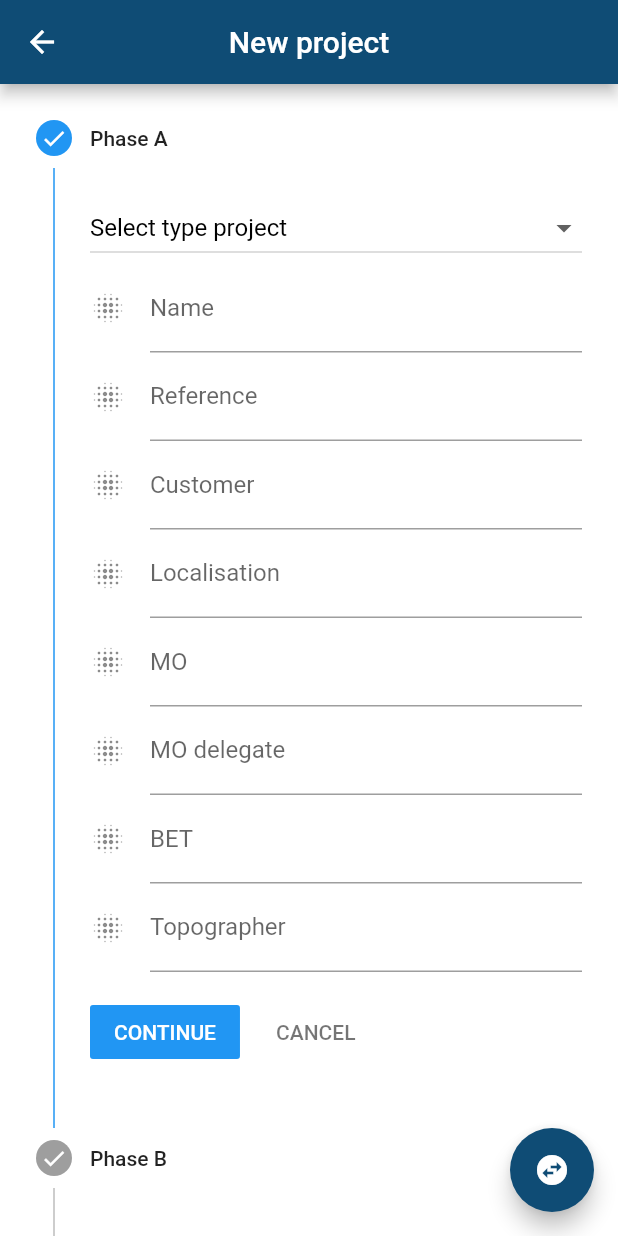
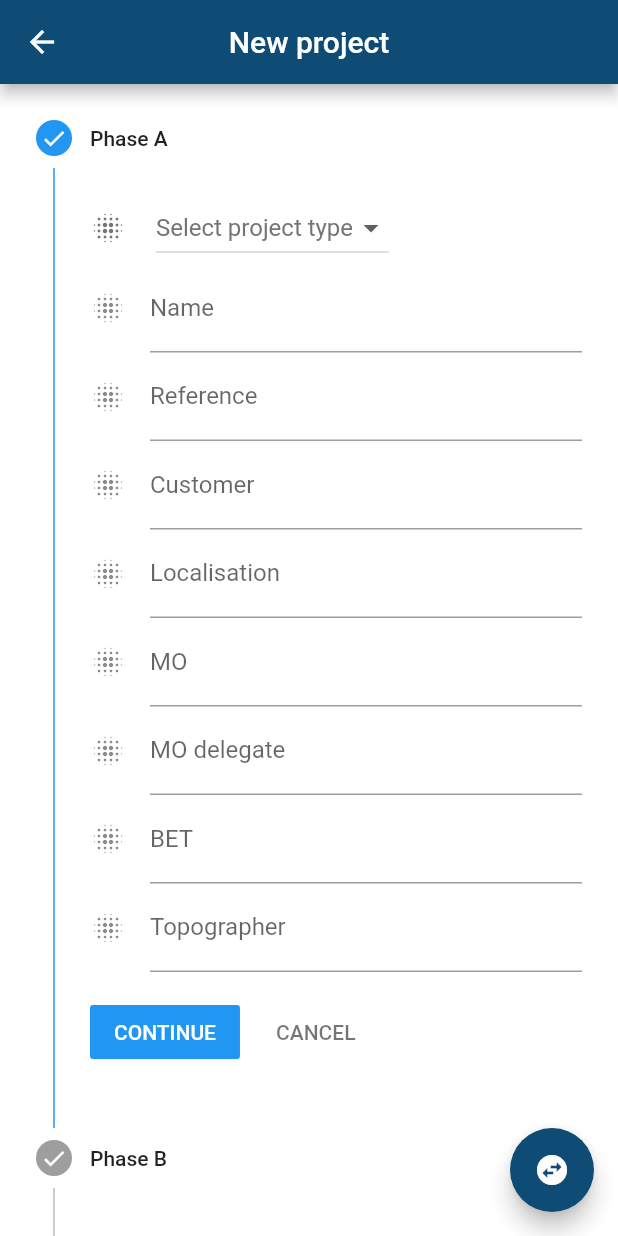
Before and after one commit to fordevelop2020/qr_management, a Flutter app: the MyAddPage screen opened directly, on a phone screen of 412 x 824 dp. Run offline on Flutter 3.47's test engine with Material 2 defaults, Android fonts, the phone set to English and light mode, and no system bars; our stand-ins replace carousel_slider, cloud_firestore, email_validator, file_picker, firebase_auth, firebase_database and 7 more; missing offline and left inert: barcode_scan, flutter_full_pdf_viewer, folding_cell, multi_image_picker; accounts and stored records are empty; network calls fail.

```diff
--- a/lib/ForgotScreen.dart
+++ b/lib/ForgotScreen.dart
@@ -17,10 +17,11 @@ class _ForgotScreenState extends State<ForgotScreen> {
   @override
   Widget build(BuildContext context) {
     final model = Provider.of<HomeModel>(context);
+
     return Scaffold(
       appBar: AppBar(
         backgroundColor: Color(0xff0f4c75),
-        title: Text("Forgot password"),
+        title: Text('Forgot password'),
         centerTitle: true,
       ),
       backgroundColor: Colors.white,
@@ -30,7 +31,7 @@ class _ForgotScreenState extends State<ForgotScreen> {
           key: _formkey,
           child: Column(
             children: <Widget>[
-              Text("We will mail you a link ... Please click on that link to reset your password", style: TextStyle(color: Colors.blueAccent, fontSize: 15),),
+              Text("We will mail you a link ... Please click on that link to reset your password", style: TextStyle(color: Color(0xff3282b8), fontSize: 15),),
               SizedBox(
                 height: 30.0,
               ),
--- a/lib/screens/home/addProjet.dart
+++ b/lib/screens/home/addProjet.dart
@@ -12,6 +12,7 @@ import 'package:path_provider/path_provider.dart';
 import 'dart:io';
 import 'package:qr_management/screens/home/utils.dart';
 import 'package:file_picker/file_picker.dart';
+import 'package:qr_management/widgets/button_widget.dart';
 
 class AddProjet extends StatelessWidget {
   @override
@@ -82,6 +83,8 @@ class _MyAddPageState extends State<MyAddPage> {
   String details ='';
 //  String image3d;
   String comments ='';
+  var _typesProjet=['Select project type','Public','Private','Deco','Other'];
+  var _selectedTypeProjet ='Select project type';
 
   List<Asset> imagePlans = List<Asset>();
 //  List<String> documents = List<String>();
@@ -405,7 +408,7 @@ String _bytesTransferred(StorageTaskSnapshot snapshot) {
                     .setData({
 
                   "email": widget.email,
-                  "typeP": _typeP,
+                  "typeP": _selectedTypeProjet,
                   "name": _name,
                   "reference": reference,
                   "customer": customer,
@@ -564,38 +567,36 @@ String _bytesTransferred(StorageTaskSnapshot snapshot) {
                 child: Column(
 
                   children: <Widget>[
-                    DropdownButton(
-//                      value: _typeP,
-                      items: [
-                        DropdownMenuItem(
-                          child: Text('Public'),
 
-                          value: 'public',
+                    Row(
+                      children: <Widget>[
+                     Icon(Icons.blur_on,color:Colors.grey[600]),
+                        SizedBox(width: 20,),
+                        DropdownButton<String>(
+
+
+                         items: _typesProjet.map((String dropDownStringItem){
+
+                           return DropdownMenuItem<String>(
+
+                             value: dropDownStringItem,
+                             child: (Text(dropDownStringItem,style:TextStyle(color:Colors.grey[600],fontSize: 16))),
+                           );
+                          }).toList(),
+
+                          onChanged:(String newValueSelected){
+                            setState(() {
+                              this._selectedTypeProjet = newValueSelected;
+                              print(_selectedTypeProjet);
+                            });
+
+                          },
+                          value: _selectedTypeProjet,
+                          icon: Icon(Icons.arrow_drop_down),
                         ),
-                        DropdownMenuItem(
-                          child: Text('Private'),
-                          value: 'private',
-                        ),
-                        DropdownMenuItem(
-                          child: Text('Deco'),
-                          value: 'deco',
-                        )
                       ],
-                      onChanged: (newValue) {
-                        print(newValue);
+                    ),
 
-                        setState(() {
-                          _typeP = newValue;
-                        });
-                        DropdownMenuItem(child: Text(_typeP));
-                      },
-
-                      isExpanded: true,
-                      icon: Icon(Icons.arrow_drop_down),
-                      hint: Text("Select type project",
-                        style: TextStyle(color: Colors.black),),
-
-                    ),
 
                     TextFormField(
                       //focusNode: _focusNode,
@@ -701,24 +702,15 @@ String _bytesTransferred(StorageTaskSnapshot snapshot) {
                   children: <Widget>[
                     Row(
                       children: <Widget>[
-                        //TextFormField(
+                        Icon(Icons.blur_on,color:Colors.grey[600]),
+                        SizedBox(width: 20,),
                         new Expanded(
-                          child: TextFormField(
-                            decoration: InputDecoration(
-                                labelText: 'Date',
-                                hintText: _dateText,
-                                icon: Icon(Icons.blur_on)),
-                            onChanged: (String nv) {
-                              setState(() {
-                                date = nv;
-                              });
-                            },
-                          ),
+                         child: Text(_dateText, style: TextStyle(color: Colors.grey[600],fontSize: 16)),
 
                         ),
 
                         new IconButton(
-                          icon: Icon(Icons.date_range),
+                          icon: Icon(Icons.date_range,color: Color(0xff3282b8)),
                           onPressed: () => _selectDatePrj(context),
                         ),
                       ],
@@ -742,7 +734,7 @@ String _bytesTransferred(StorageTaskSnapshot snapshot) {
                       },
                     ),
                     TextFormField(
-                      decoration: InputDecoration(labelText: 'Responsible',
+                      decoration: InputDecoration(labelText: 'Manager',
                           icon: Icon(Icons.blur_on)),
                       onChanged: (String nv) {
                         setState(() {
@@ -750,17 +742,30 @@ String _bytesTransferred(StorageTaskSnapshot snapshot) {
                         });
                       },
                     ),
-                  OutlineButton(
-                    child: Text('Open File Explorer'),
-                    onPressed: (){
-                      _openFileExplorer();
-                    },
+                    SizedBox(
+                      height: 10.0,
+                    ),
+                  Row(
+                    children: <Widget>[
+                      Icon(Icons.blur_on,color:Colors.grey[600]),
+                      SizedBox(width: 20),
+                      ButtonWidget(
+                        title: ('Add documents'),
+                        hasBorder: true,
+
+
+//                         Text('Open File Explorer',style: TextStyle(color: Colors.grey[600])),
+                        onPressed: (){
+                          _openFileExplorer();
+                        },
+                      ),
+                    ],
                   ),
                   SizedBox(
                     height: 10.0,
                   ),
                    SizedBox(
-                     height: 200,
+                     height: 180,
                      child: Flexible(
                        child: ListView(
                        children: children,
@@ -813,50 +818,65 @@ String _bytesTransferred(StorageTaskSnapshot snapshot) {
                                       });
                                     },
                                   ),
+                                   SizedBox(
+                                     height: 15,
+                                   ),
 
 
                                    SizedBox(
-                                       height: 200.0,
+                                       height: 180.0,
                                   child: Column(
                                     children: <Widget>[
-                                    Expanded(
-                                      child: SizedBox(
-                                        height: 25.0,
-                                        child: Wrap(
+//                                    Expanded(
+//                                      child: SizedBox(
+//                                        height: 25.0,
+                                        Wrap(
                                          crossAxisAlignment: WrapCrossAlignment.start,
                                                 children: <Widget>[
-                                                  Icon(Icons.blur_on),
-                                                  Text('Image Plans:', style: new TextStyle(
-                                                    color: Colors.grey,
-                                                    fontSize: 14.0,
-                                                    letterSpacing: 2.0,
+                                                  Row(
+                                                    children: <Widget>[
+                                                      Icon(Icons.blur_on,color: Colors.grey[600],),
+                                                      SizedBox(width: 20),
+                                                      Text('Images Plans:', style: new TextStyle(
+                                                        color: Colors.grey[600],
+                                                        fontSize: 16.0,
+//                                                        letterSpacing: 2.0,
 //
-                                                  ),),
+                                                      ),),
+                                                    ],
+                                                  ),
 
                                                 ],
-                                        ))),
+                                        ),
+//                                      )
+//                                    ),
                                     Row(
                                         children: <Widget>[
                                           new IconButton(icon: new Icon(Icons.add_photo_alternate), onPressed: loadAssets),
                                         ],
                                       ),
-                                      Expanded(
+                                      SizedBox(
+                                        height: 100,
+                                        child: Expanded(
 
-                                        child: buildGridView(),
+                                          child: buildGridView(),
+                                        ),
                                       ),
                                       ],),
                                      ),
                                   SizedBox(
-                                    height: 200.0,
+                                    height: 170.0,
                                     child: Column(
                                       children: <Widget>[
-                                        Expanded(
-                                          child: SizedBox(
-                                            height: 10.0,
-                                            child: Text(
-                                              'Image 3D:  ',
-                                            ),
-                                          ),
+                                        Row(
+                                          children: <Widget>[
+                                            Icon(Icons.blur_on,color: Colors.grey[600],),
+                                            SizedBox(width: 20),
+                                            Text('Images 3D:', style: new TextStyle(
+                                              color: Colors.grey[600],
+                                              fontSize: 16.0,
+                                            ),),
+                                          ],
                                         ),
                                         Row(
                                           children: <Widget>[
--- a/pubspec.yaml
+++ b/pubspec.yaml
@@ -92,6 +92,11 @@ flutter:
   assets:
       - assets/dp_default.png
       - assets/oyalogo.png
+      - assets/plans.png
+      - assets/maison.png
+      - assets/unnamed.png
+      - assets/building.png
+      - assets/pl.png
       - img/bgprpl.png
 
   # An image asset can refer to one or more resolution-specific "variants", see
```
Also changed, not shown: lib/main.dart (+25 -13 lines), lib/screens/home/Home.dart (+42 -19 lines), lib/screens/home/proj_tile.dart (+43 -17 lines), assets/building.png (added), assets/maison.png (added), assets/pl.png (added), assets/plans.png (added), assets/unnamed.png (added).
